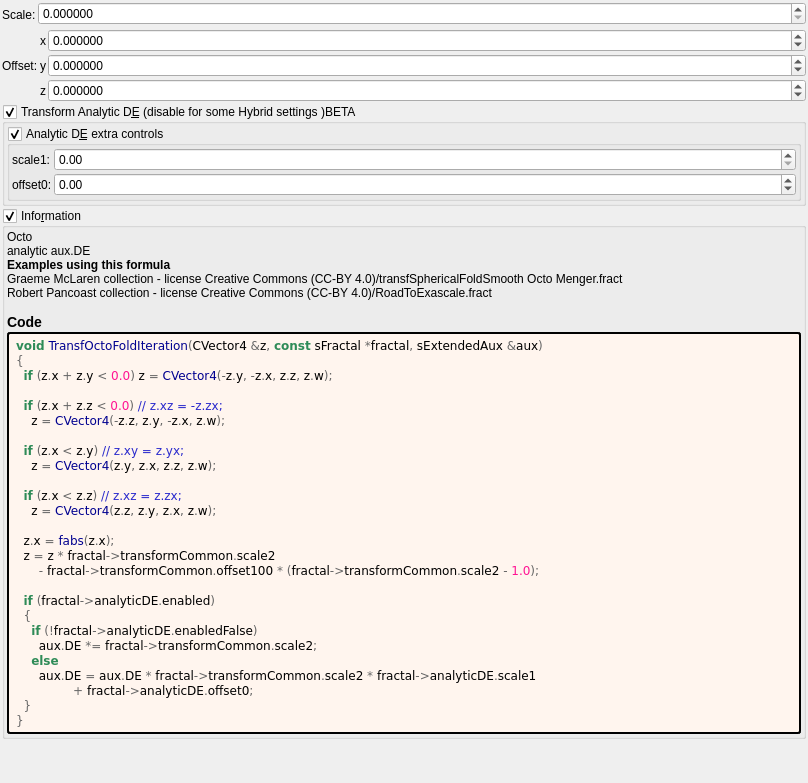
Old version of the form mandelbulber2/formula/ui/transf_octo_fold.ui in the repository buddhi1980/mandelbulber2.
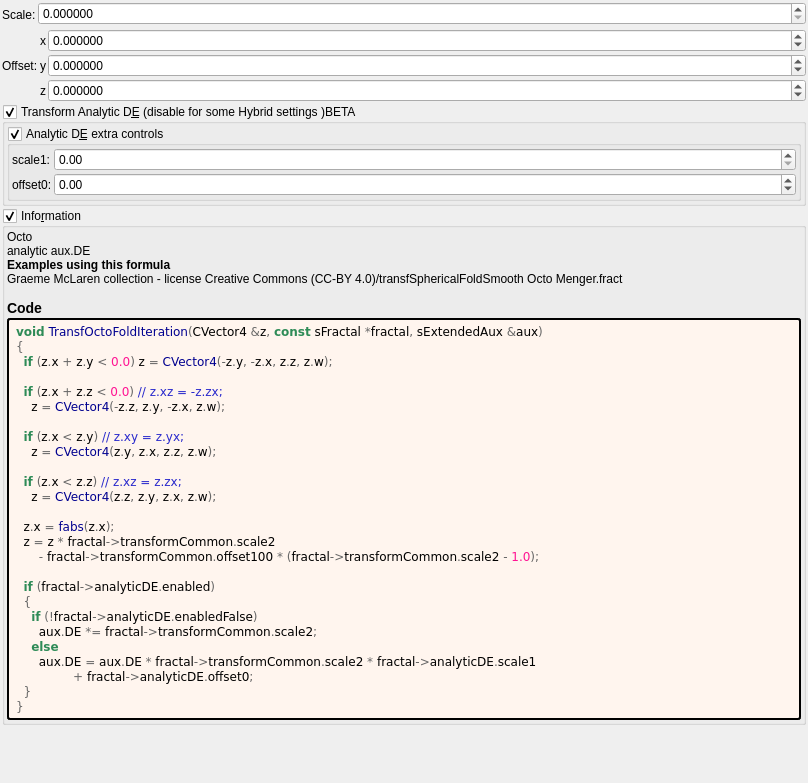
New version of the form. Custom widgets are drawn as their Qt base class.

What changed in the file:
```diff
--- a/mandelbulber2/formula/ui/transf_octo_fold.ui
+++ b/mandelbulber2/formula/ui/transf_octo_fold.ui
@@ -353,7 +353,7 @@
         <property name="text">
          <string notr="true">&lt;p&gt;Octo&lt;br&gt;analytic aux.DE&lt;/p&gt;&lt;table&gt;
 &lt;/table&gt;
-&lt;br&gt;&lt;b&gt;Examples using this formula&lt;/b&gt;&lt;br&gt;Graeme McLaren  collection - license Creative Commons  (CC-BY 4.0)/transfSphericalFoldSmooth Octo Menger.fract&lt;br&gt;Robert Pancoast collection - license Creative Commons (CC-BY 4.0)/RoadToExascale.fract&lt;h3&gt;Code&lt;/h3&gt;</string>
+&lt;br&gt;&lt;b&gt;Examples using this formula&lt;/b&gt;&lt;br&gt;Graeme McLaren  collection - license Creative Commons  (CC-BY 4.0)/transfSphericalFoldSmooth Octo Menger.fract&lt;h3&gt;Code&lt;/h3&gt;</string>
         </property>
         <property name="wordWrap">
          <bool>true</bool>
```
